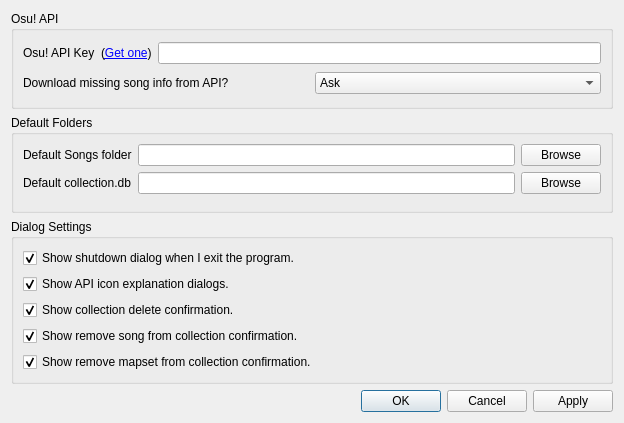
The window that ui_designs/settings.ui (Kurocon/Osu-Collections-Editor) describes before a commit, drawn with Qt 5.
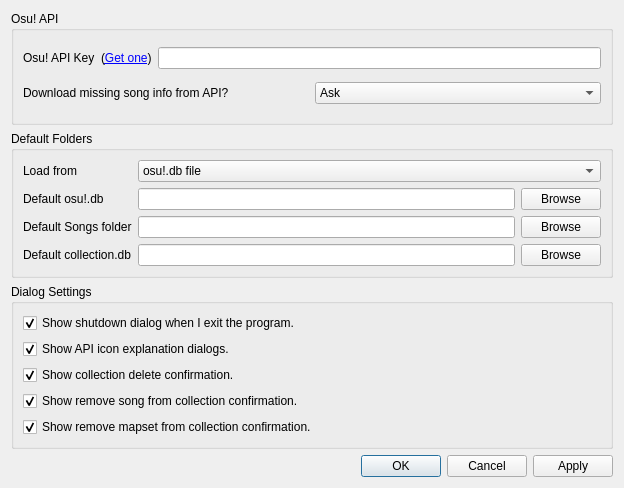
The same window after the commit. Icons and pictures are not drawn.

Patch:
```diff
--- a/ui_designs/settings.ui
+++ b/ui_designs/settings.ui
@@ -7,7 +7,7 @@
     <x>0</x>
     <y>0</y>
     <width>624</width>
-    <height>423</height>
+    <height>488</height>
    </rect>
   </property>
   <property name="windowTitle">
@@ -105,20 +105,41 @@
        </property>
        <layout class="QFormLayout" name="formLayout_2">
         <item row="0" column="0">
+         <widget class="QLabel" name="loadfrom_label">
+          <property name="text">
+           <string>Load from</string>
+          </property>
+         </widget>
+        </item>
+        <item row="0" column="1">
+         <widget class="QComboBox" name="loadfrom_dropdown">
+          <item>
+           <property name="text">
+            <string>osu!.db file</string>
+           </property>
+          </item>
+          <item>
+           <property name="text">
+            <string>Songs folder</string>
+           </property>
+          </item>
+         </widget>
+        </item>
+        <item row="1" column="0">
+         <widget class="QLabel" name="default_osudb_label">
+          <property name="text">
+           <string>Default osu!.db</string>
+          </property>
+         </widget>
+        </item>
+        <item row="2" column="0">
          <widget class="QLabel" name="default_songs_label">
           <property name="text">
            <string>Default Songs folder</string>
           </property>
          </widget>
         </item>
-        <item row="1" column="0">
-         <widget class="QLabel" name="default_collection_label">
-          <property name="text">
-           <string>Default collection.db</string>
-          </property>
-         </widget>
-        </item>
-        <item row="0" column="1">
+        <item row="2" column="1">
          <layout class="QHBoxLayout" name="default_songs_layout">
           <item>
            <widget class="QLineEdit" name="default_songs_line"/>
@@ -132,7 +153,14 @@
           </item>
          </layout>
         </item>
-        <item row="1" column="1">
+        <item row="3" column="0">
+         <widget class="QLabel" name="default_collection_label">
+          <property name="text">
+           <string>Default collection.db</string>
+          </property>
+         </widget>
+        </item>
+        <item row="3" column="1">
          <layout class="QHBoxLayout" name="default_collection_layout">
           <item>
            <widget class="QLineEdit" name="default_collection_line"/>
@@ -146,6 +174,20 @@
           </item>
          </layout>
         </item>
+        <item row="1" column="1">
+         <layout class="QHBoxLayout" name="default_osudb_layout">
+          <item>
+           <widget class="QLineEdit" name="default_osudb_line"/>
+          </item>
+          <item>
+           <widget class="QPushButton" name="default_osudb_button">
+            <property name="text">
+             <string>Browse</string>
+            </property>
+           </widget>
+          </item>
+         </layout>
+        </item>
        </layout>
       </widget>
      </item>
```
